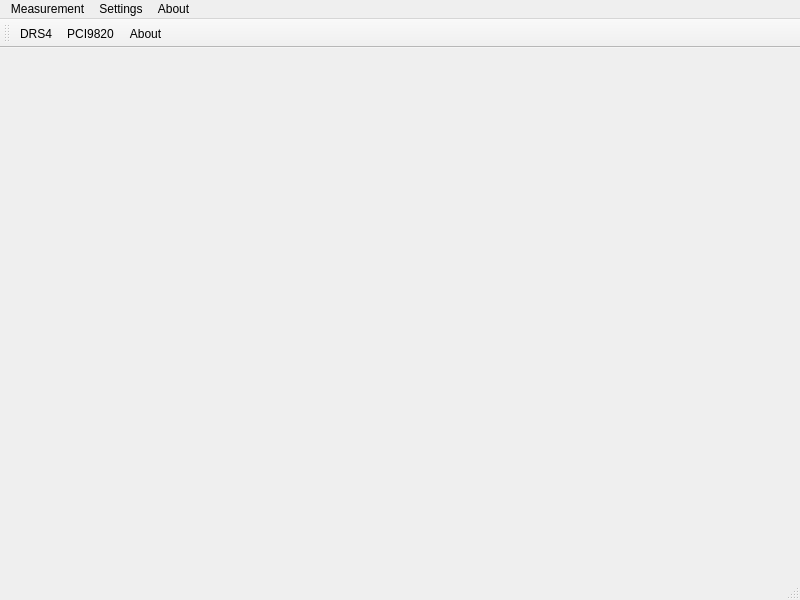
Old version of the form mainwindow.ui in the repository petriska/QtPALSandCDB.
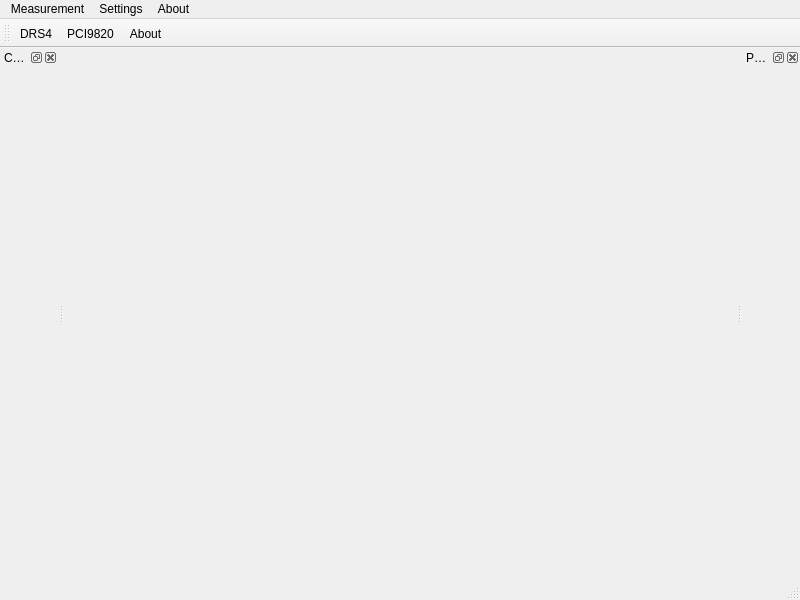
New version of the form. Icons and pictures are not drawn. Custom widgets are drawn as their Qt base class.

What changed in the file:
```diff
--- a/mainwindow.ui
+++ b/mainwindow.ui
@@ -13,6 +13,9 @@
   <property name="windowTitle">
    <string>QtPALSandCDB</string>
   </property>
+  <property name="styleSheet">
+   <string notr="true"/>
+  </property>
   <widget class="QWidget" name="centralwidget"/>
   <widget class="QMenuBar" name="menubar">
    <property name="geometry">
@@ -76,6 +79,48 @@
    <addaction name="actionPCI9820"/>
    <addaction name="actionAbout"/>
   </widget>
+  <widget class="QDockWidget" name="dockWidget">
+   <property name="sizePolicy">
+    <sizepolicy hsizetype="Expanding" vsizetype="Expanding">
+     <horstretch>0</horstretch>
+     <verstretch>0</verstretch>
+    </sizepolicy>
+   </property>
+   <property name="windowTitle">
+    <string>PALS</string>
+   </property>
+   <attribute name="dockWidgetArea">
+    <number>2</number>
+   </attribute>
+   <widget class="QWidget" name="dockWidgetContents">
+    <layout class="QGridLayout" name="gridLayout">
+     <item row="0" column="0">
+      <widget class="histplot" name="widget" native="true"/>
+     </item>
+    </layout>
+   </widget>
+  </widget>
+  <widget class="QDockWidget" name="dockWidget_2">
+   <property name="sizePolicy">
+    <sizepolicy hsizetype="Expanding" vsizetype="Expanding">
+     <horstretch>0</horstretch>
+     <verstretch>0</verstretch>
+    </sizepolicy>
+   </property>
+   <property name="windowTitle">
+    <string>CDB</string>
+   </property>
+   <attribute name="dockWidgetArea">
+    <number>1</number>
+   </attribute>
+   <widget class="QWidget" name="dockWidgetContents_2">
+    <layout class="QVBoxLayout" name="verticalLayout_2">
+     <item>
+      <widget class="histplot" name="widget_2" native="true"/>
+     </item>
+    </layout>
+   </widget>
+  </widget>
   <action name="actionAbout_Qt">
    <property name="text">
     <string>About Qt</string>
@@ -128,6 +173,14 @@
    </property>
   </action>
  </widget>
+ <customwidgets>
+  <customwidget>
+   <class>histplot</class>
+   <extends>QWidget</extends>
+   <header>histplot.h</header>
+   <container>1</container>
+  </customwidget>
+ </customwidgets>
  <resources/>
  <connections/>
 </ui>
```
